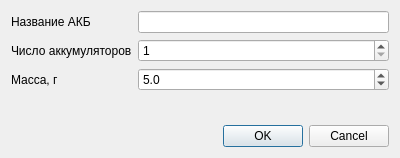
Qt form ui/battery_params.ui (mikhailmishurinskikh/parametrizator) before a commit.
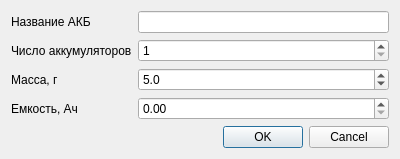
The same form after that commit.

```diff
--- a/ui/battery_params.ui
+++ b/ui/battery_params.ui
@@ -63,6 +63,23 @@
      <item row="0" column="1">
       <widget class="QLineEdit" name="nameInput"/>
      </item>
+     <item row="3" column="0">
+      <widget class="QLabel" name="label_4">
+       <property name="text">
+        <string>Емкость, Ач</string>
+       </property>
+      </widget>
+     </item>
+     <item row="3" column="1">
+      <widget class="QDoubleSpinBox" name="capacityInput">
+       <property name="decimals">
+        <number>2</number>
+       </property>
+       <property name="maximum">
+        <double>1000.000000000000000</double>
+       </property>
+      </widget>
+     </item>
     </layout>
    </item>
    <item>
```
